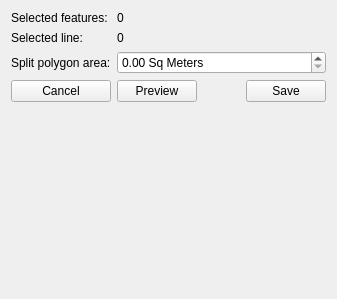
Old version of the form ui/geometry/ui_move_line_area.ui in the repository gltn/stdm.
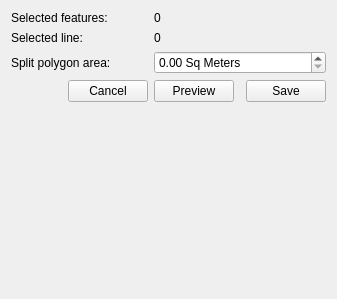
New version of the form.

```diff
--- a/ui/geometry/ui_move_line_area.ui
+++ b/ui/geometry/ui_move_line_area.ui
@@ -14,21 +14,14 @@
    <string>Form</string>
   </property>
   <layout class="QGridLayout" name="gridLayout">
-   <item row="2" column="0">
-    <widget class="QLabel" name="label_6">
-     <property name="text">
-      <string>Split polygon area:</string>
-     </property>
-    </widget>
-   </item>
-   <item row="3" column="0">
+   <item row="3" column="1">
     <widget class="QPushButton" name="cancel_btn">
      <property name="text">
       <string>Cancel</string>
      </property>
     </widget>
    </item>
-   <item row="2" column="1" colspan="3">
+   <item row="2" column="2" colspan="3">
     <widget class="QDoubleSpinBox" name="split_polygon_area">
      <property name="suffix">
       <string> Sq Meters</string>
@@ -38,49 +31,28 @@
      </property>
     </widget>
    </item>
-   <item row="3" column="1">
+   <item row="3" column="2">
     <widget class="QPushButton" name="preview_btn">
      <property name="text">
       <string>Preview</string>
      </property>
     </widget>
    </item>
-   <item row="3" column="3">
+   <item row="3" column="4">
     <widget class="QPushButton" name="save_btn">
      <property name="text">
       <string>Save</string>
      </property>
     </widget>
    </item>
-   <item row="1" column="0">
-    <widget class="QLabel" name="label_30">
-     <property name="text">
-      <string>Selected line:</string>
-     </property>
-    </widget>
-   </item>
-   <item row="0" column="1">
+   <item row="0" column="2">
     <widget class="QLabel" name="sel_features_lbl">
      <property name="text">
       <string>0</string>
      </property>
     </widget>
    </item>
-   <item row="0" column="0">
-    <widget class="QLabel" name="label_22">
-     <property name="text">
-      <string>Selected features:</string>
-     </property>
-    </widget>
-   </item>
-   <item row="1" column="1" colspan="2">
-    <widget class="QLabel" name="selected_line_lbl">
-     <property name="text">
-      <string>0</string>
-     </property>
-    </widget>
-   </item>
-   <item row="4" column="0">
+   <item row="4" column="1">
     <spacer name="verticalSpacer">
      <property name="orientation">
       <enum>Qt::Vertical</enum>
@@ -93,6 +65,47 @@
      </property>
     </spacer>
    </item>
+   <item row="1" column="2" colspan="2">
+    <widget class="QLabel" name="selected_line_lbl">
+     <property name="text">
+      <string>0</string>
+     </property>
+    </widget>
+   </item>
+   <item row="3" column="0">
+    <spacer name="horizontalSpacer">
+     <property name="orientation">
+      <enum>Qt::Horizontal</enum>
+     </property>
+     <property name="sizeHint" stdset="0">
+      <size>
+       <width>40</width>
+       <height>20</height>
+      </size>
+     </property>
+    </spacer>
+   </item>
+   <item row="0" column="0" colspan="2">
+    <widget class="QLabel" name="label_22">
+     <property name="text">
+      <string>Selected features:</string>
+     </property>
+    </widget>
+   </item>
+   <item row="1" column="0" colspan="2">
+    <widget class="QLabel" name="label_30">
+     <property name="text">
+      <string>Selected line:</string>
+     </property>
+    </widget>
+   </item>
+   <item row="2" column="0" colspan="2">
+    <widget class="QLabel" name="label_6">
+     <property name="text">
+      <string>Split polygon area:</string>
+     </property>
+    </widget>
+   </item>
   </layout>
  </widget>
  <resources/>
```
